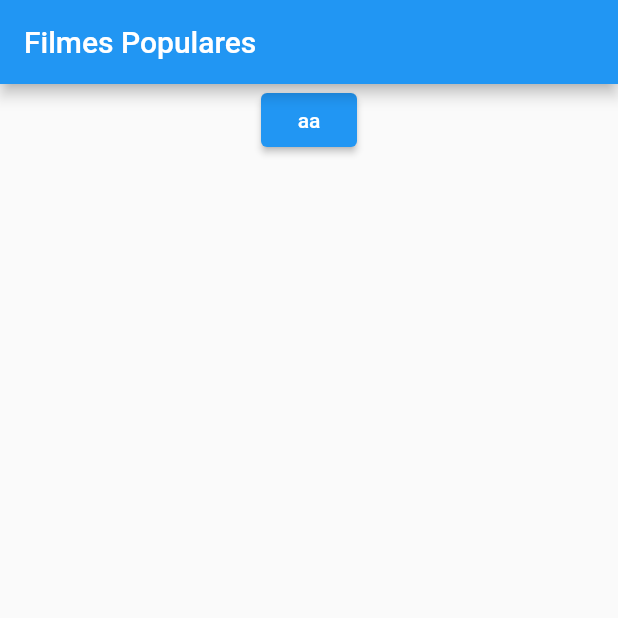
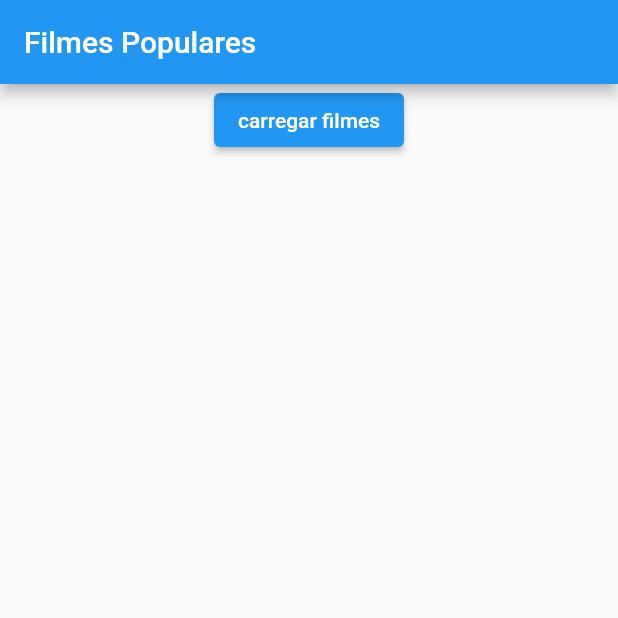
Before and after one commit to Noninus/flutter_cinema, a Flutter app: the screen it shows after launch, on a phone screen of 412 x 824 dp, the top half of it. Run offline on Flutter 3.47's test engine with Material 2 defaults, Android fonts, the phone set to English and light mode, and no system bars; our stand-ins replace dio, flutter_bloc, flutter_modular.

Commit message:
first commit

```diff
--- a/lib/app/modules/home/home_page.dart
+++ b/lib/app/modules/home/home_page.dart
@@ -25,13 +25,15 @@ class _HomePageState extends State<HomePage> {
             onPressed: () {
               homeBloc.getMovies();
             },
-            child: Text("aa")),
+            child: Text("carregar filmes")),
         Expanded(
           child: StreamBuilder(
             stream: homeBloc.moviesStream,
             builder:
                 (BuildContext context, AsyncSnapshot<ResponseState> snapshot) {
               switch (snapshot.data?.status) {
+                case Status.LOADING:
+                  return Center(child: CircularProgressIndicator());
                 case Status.SUCCESS:
                   MovieResponse movieResponse = snapshot.data?.data;
                   List<Results> results = movieResponse.results!;
```
